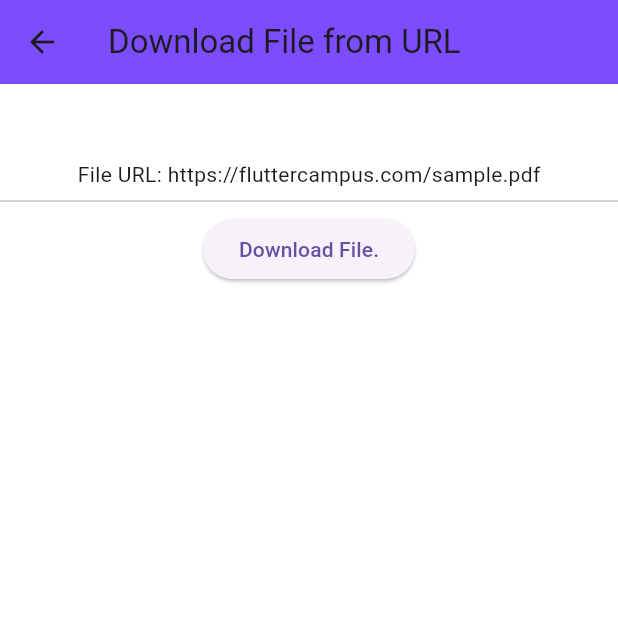
After one commit to Hemanpmanny/hacksprint_W25, a Flutter app: the Download screen opened directly, after a tap on "Download File.", on a phone screen of 412 x 824 dp, the top half of it. The commit adds this screen. Run offline on Flutter 3.47's test engine with Material 3 defaults, Android fonts, the phone set to English and light mode, and no system bars; our stand-ins replace cloud_firestore, dio, file_picker, firebase_auth, firebase_core, firebase_messaging and 9 more; missing offline and left inert: cloud_firestore_web, downloads_path_provider_28, firebase_auth_web, firebase_core_web, flutter_pdfview, mime_type and 2 more; accounts and stored records are empty; network calls fail.

Commit message:
fourth commit

```diff
--- a/lib/calender.dart
+++ b/lib/calender.dart
@@ -116,13 +116,13 @@ class _MyCalendarAppState extends State<MyCalendarApp>
               SizedBox(height: 16),
               ElevatedButton(
                 onPressed: () {
-                  _addEventToDataSource();
                   LocalNotifications.showSimpleNotification(
-                      title: "Shedule Notification",
-                      body: _eventController.text,
+                      title: _eventController.text,
+                      body: 'sHEDULE NOTIFICATION',
                       payload:
                           "$_selectedDateTime to ${_selectedDateTime.add(const Duration(hours: 2))}");
                   Navigator.of(context).pop();
+                  _addEventToDataSource();
                 },
                 child: Text('Add Event'),
               ),
--- a/lib/constraints.dart
+++ b/lib/constraints.dart
@@ -5,5 +5,5 @@ class Constants {
   static String apiKey = "AIzaSyCasAJOUrISU5xg8mzi7P8zp-nGW3kvq-o";
   static String messagingSenderId = "963610553573";
   static String projectId = "groupchat-96e07";
-  final primaryColor = const Color(0xFFee7b64);
+  final primaryColor = Color.fromARGB(255, 63, 180, 230);
 }
--- /dev/null
+++ b/lib/download.dart
@@ -0,0 +1,74 @@
+import 'package:dio/dio.dart';
+import 'package:downloads_path_provider_28/downloads_path_provider_28.dart';
+import 'package:flutter/material.dart';
+import 'package:permission_handler/permission_handler.dart';
+
+class Download extends StatefulWidget {
+  const Download({super.key});
+
+  @override
+  State<Download> createState() => _DownloadState();
+}
+
+class _DownloadState extends State<Download> {
+  String fileurl = "https://fluttercampus.com/sample.pdf";
+  @override
+  Widget build(BuildContext context) {
+    return Scaffold(
+        resizeToAvoidBottomInset: false,
+        appBar: AppBar(
+          title: Text("Download File from URL"),
+          backgroundColor: Colors.deepPurpleAccent,
+        ),
+        body: Container(
+          margin: EdgeInsets.only(top: 50),
+          child: Column(
+            children: [
+              Text("File URL: $fileurl"),
+              Divider(),
+              ElevatedButton(
+                onPressed: () async {
+                  Map<Permission, PermissionStatus> statuses = await [
+                    Permission.storage,
+                    //add more permission to request here.
+                  ].request();
+
+                  if (statuses[Permission.storage]!.isGranted) {
+                    var dir = await DownloadsPathProvider.downloadsDirectory;
+                    if (dir != null) {
+                      String savename = "file.pdf";
+                      String savePath = dir.path + "/$savename";
+                      print(savePath);
+                      //output:  /storage/emulated/0/Download/banner.png
+
+                      try {
+                        await Dio().download(fileurl, savePath,
+                            onReceiveProgress: (received, total) {
+                          if (total != -1) {
+                            print((received / total * 100).toStringAsFixed(0) +
+                                "%");
+                            //you can build progressbar feature too
+                          }
+                        });
+                        print("File is saved to download folder.");
+                        ScaffoldMessenger.of(context).showSnackBar(SnackBar(
+                          content: Text("File Downloaded"),
+                        ));
+                      } on DioError catch (e) {
+                        print(e.message);
+                      }
+                    }
+                  } else {
+                    print("No permission to read and write.");
+                    ScaffoldMessenger.of(context).showSnackBar(SnackBar(
+                      content: Text("Permission Denied !"),
+                    ));
+                  }
+                },
+                child: Text("Download File."),
+              )
+            ],
+          ),
+        ));
+  }
+}
--- a/lib/widgets/widgets.dart
+++ b/lib/widgets/widgets.dart
@@ -3,13 +3,13 @@ import 'package:flutter/material.dart';
 const textInputDecoration = InputDecoration(
   labelStyle: TextStyle(color: Colors.black, fontWeight: FontWeight.w300),
   focusedBorder: OutlineInputBorder(
-    borderSide: BorderSide(color: Color(0xFFee7b64), width: 2),
+    borderSide: BorderSide(color: Color.fromARGB(132, 43, 42, 42), width: 2),
   ),
   enabledBorder: OutlineInputBorder(
-    borderSide: BorderSide(color: Color(0xFFee7b64), width: 2),
+    borderSide: BorderSide(color: Color.fromARGB(132, 43, 42, 42), width: 2),
   ),
   errorBorder: OutlineInputBorder(
-    borderSide: BorderSide(color: Color(0xFFee7b64), width: 2),
+    borderSide: BorderSide(color: Color.fromARGB(132, 43, 42, 42), width: 2),
   ),
 );
 
--- a/pubspec.yaml
+++ b/pubspec.yaml
@@ -40,6 +40,7 @@ dependencies:
   syncfusion_flutter_calendar: ^24.1.44
   dio: ^5.4.0
   timezone: ^0.9.0
+  image_picker: ^1.0.6
 
 
   # The following adds the Cupertino Icons font to your application.
@@ -55,6 +56,8 @@ dependencies:
   flutter_local_notifications: ^16.3.0
   flutter_timezone: ^1.0.8
   rxdart: ^0.27.7
+  downloads_path_provider_28: ^0.1.2
+  permission_handler: ^11.1.0
 
 dev_dependencies:
   flutter_test:
```
Also changed, not shown: lib/pages/auth/chat_page.dart (+33 -6 lines), lib/pages/auth/login_page.dart (+10 -2 lines), lib/pages/home_page.dart (+14 -1 lines), lib/pages/profile_page.dart (+50 -4 lines), lib/pdf.dart (+5 -24 lines), lib/pushnot/home.dart (+20 -20 lines), lib/pushnot/local_notifications.dart (+42 -42 lines), lib/widgets/message_tile.dart (+15 -7 lines), assets/brain.jpg (added), assets/doodle.jpg (added), assets/group.jpg (added), assets/tree.png (added), assets/vector.jpg (added), assets/wall.jpg (added), 1 more files, 7 other files.
